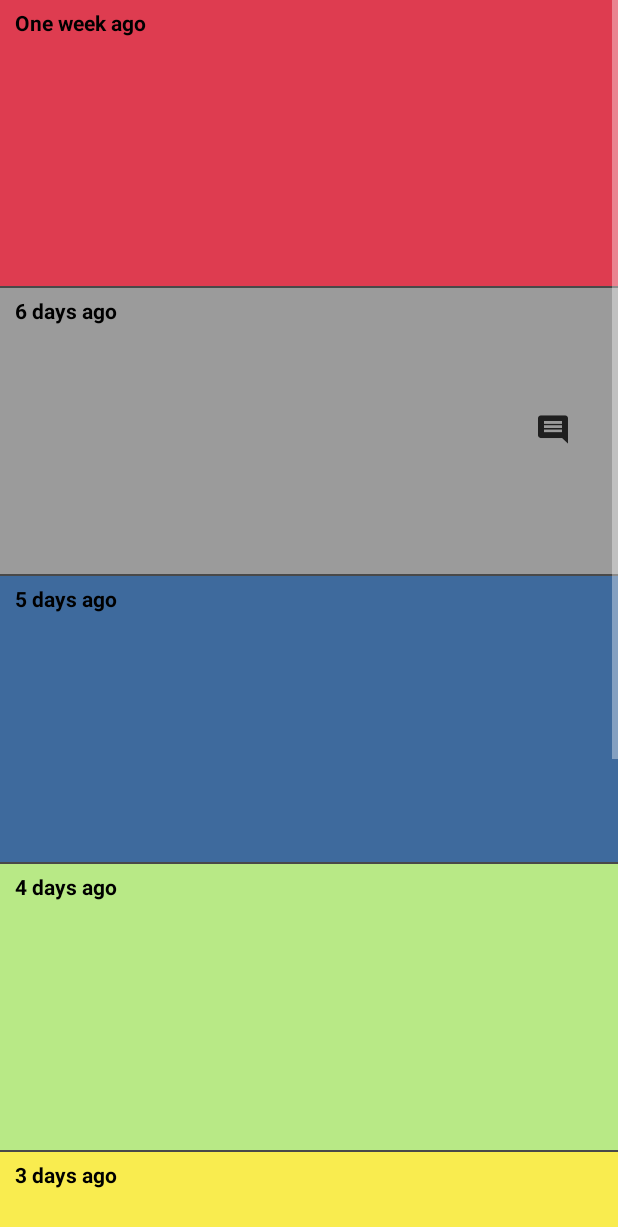
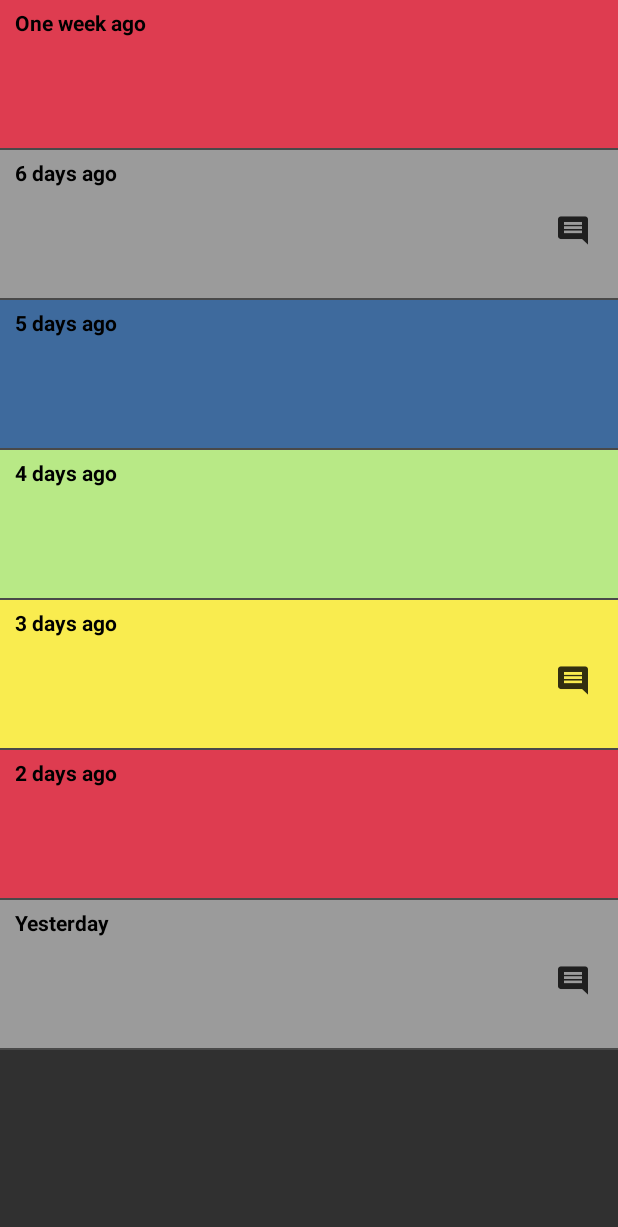
Before and after one commit to Aceman74/MoodTracker_P3, an Android app: the screen it shows after launch (HistoryActivity), after a tap on "Get your mood history on past 7 day !", on a phone screen of 412 x 824 dp. Shown: the top 1227 px of the screen. Run offline under Robolectric (Android 15) with nearby library versions, the phone set to English and light mode, and no system bars; our stand-ins replace ButterKnife; 3 other taps on this screen came first.

Commit message:
Optimized savelist (no more String, only int), onclick binding, swipe changed, multiple names changed, note position on history adapted.

```diff
--- a/app/src/main/java/com/aceman/moodtracker/controller/HistoryActivity.java
+++ b/app/src/main/java/com/aceman/moodtracker/controller/HistoryActivity.java
@@ -40,14 +40,21 @@ public class HistoryActivity extends AppCompatActivity {
     protected void onCreate(Bundle savedInstanceState) {
         super.onCreate(savedInstanceState);
         loadData();
-        getSharedPreferences("MoodSave", MODE_PRIVATE);
         setContentView(R.layout.adapter_history);
         ButterKnife.bind(this);
         System.out.println("HistoryActivity:onCreate()");
         mMoodDayListView.setAdapter(new HistoryAdapter(this, mMoodSaveList.subList(0,7)));    // To get only 7 days
+    }
 
+    /**
+     * Added a sliding animation when back button is pressed.
+     */
+    @Override
+    public void onBackPressed() {
+        super.onBackPressed();
+        overridePendingTransition(R.anim.slide_in_top_left, R.anim.slide_out_top_left);
+    }
 
-    }
     /**
      * Load the mood List.
      */
@@ -63,47 +70,4 @@ public class HistoryActivity extends AppCompatActivity {
         }
     }
 
-    /**
-     * Added a sliding animation when back button is pressed.
-     */
-    @Override
-    public void onBackPressed() {
-        super.onBackPressed();
-        overridePendingTransition(R.anim.slide_in_top_left, R.anim.slide_out_top_left);
-    }
-
-    @Override
-    protected void onStart() {
-        super.onStart();
-
-        out.println("HistoryActivity::onStart()");
-    }
-
-    @Override
-    protected void onResume() {
-        super.onResume();
-
-        out.println("HistoryActivity::onResume()");
-    }
-
-    @Override
-    protected void onPause() {
-        super.onPause();
-
-        out.println("HistoryActivity::onPause()");
-    }
-
-    @Override
-    protected void onStop() {
-        super.onStop();
-
-        out.println("HistoryActivity::onStop()");
-    }
-
-    @Override
-    protected void onDestroy() {
-        super.onDestroy();
-
-        out.println("HistoryActivity::onDestroy()");
-    }
 }
--- a/app/src/main/java/com/aceman/moodtracker/controller/MainActivity.java
+++ b/app/src/main/java/com/aceman/moodtracker/controller/MainActivity.java
@@ -1,11 +1,11 @@
 package com.aceman.moodtracker.controller;
 
+import android.annotation.SuppressLint;
 import android.content.Intent;
 import android.content.SharedPreferences;
 import android.media.MediaPlayer;
 import android.os.Bundle;
 import android.support.v7.app.AppCompatActivity;
-import android.view.MotionEvent;
 import android.view.View;
 import android.view.animation.Animation;
 import android.view.animation.AnimationUtils;
@@ -16,6 +16,7 @@ import android.widget.Toast;
 import com.aceman.moodtracker.R;
 import com.aceman.moodtracker.model.MoodSave;
 import com.aceman.moodtracker.model.NoteMaker;
+import com.aceman.moodtracker.model.OnSwipeTouchListener;
 import com.google.gson.Gson;
 import com.google.gson.reflect.TypeToken;
 
@@ -26,11 +27,12 @@ import java.util.List;
 import butterknife.BindString;
 import butterknife.BindView;
 import butterknife.ButterKnife;
+import butterknife.OnClick;
 
+import static com.aceman.moodtracker.model.MoodSave.getToday;
 import static com.aceman.moodtracker.model.NoteMaker.mAddNote;
 import static com.aceman.moodtracker.model.NoteMaker.mIsNote;
-import static com.aceman.moodtracker.model.MoodSave.getToday;
-import static java.lang.System.out;
+
 /**
  ** MoodTracker<br>
  * Version 1.0<br>
@@ -39,13 +41,13 @@ import static java.lang.System.out;
  * - Smiley (center) who save the actual mood<br>
  * - Note (bot left) who add a note with the mood<br>
  * - History for seeing history on 7 days<br>
+ *   mMood: 0 Very Bad, 1 Bad, 2 Normal, 3 Happy, 4 Very Happy<br>
  *
 
  * @author Aceman
  */
 public class MainActivity extends AppCompatActivity {
 
-    private float x1, x2, y1, y2;
     @BindView(R.id.activity_main_frame) FrameLayout mFrame;
     @BindView(R.id.activity_main_smiley_btn) ImageButton mSmiley;
     @BindView(R.id.activity_main_note_btn) ImageButton mNote;
@@ -62,96 +64,112 @@ public class MainActivity extends AppCompatActivity {
     @BindString(R.string.mood_very_happy) String mMoodVeryHappy;
     private List<MoodSave> mMoodSaveList;
     public int mLastDay;
-    private String mMood = "Happy";
+    private int mMood = 3;
+    private String mMoodLang;
     private MediaPlayer mSound;
-    private int mCurrentPos = 3;
+    private Animation mShake;
+    private Animation mPulse;
+    private Animation mFadeIn;
 
     /**
      * Setting the Main mood view, with smileys and buttons.
      * @param savedInstanceState saved instance
      */
+    @SuppressLint("ClickableViewAccessibility")
     @Override
     protected void onCreate(Bundle savedInstanceState) {
         super.onCreate(savedInstanceState);
         setContentView(R.layout.activity_main);
         ButterKnife.bind(this);
-        System.out.println("MainActivity:onCreate()");
-        final Animation shake = AnimationUtils.loadAnimation(getApplicationContext(),R.anim.shake_anim);    // anim on smiley click
-        setMoodSwipe();
+        mShake = AnimationUtils.loadAnimation(getApplicationContext(),R.anim.shake_anim);    // Smiley onclick animation
+        mPulse = AnimationUtils.loadAnimation(getApplicationContext(),R.anim.pulse_effect);    //  Share btn pulse effect
+        mFadeIn = AnimationUtils.loadAnimation(getApplicationContext(),R.anim.fade_in);    //  Smoother transition
+        setMoodOnSwipe();
         loadData();
 
-        mSmiley.setOnClickListener(v -> {
+        mFrame.setOnTouchListener(new OnSwipeTouchListener(this) {      //  Swipe listener
+            @Override
+            public void onSwipeDown() {
+                if(mMood > 0) {
+                    mMood--;
+                }
+                swipeAnim();
+            }
+            public void onSwipeUp() {
+                if(mMood < 4){
+                    mMood++;
+                }
+                swipeAnim();
+            }
+        });
+    }
+
+    /**
+     * Click on Smiley center
+     */
+    @OnClick(R.id.activity_main_smiley_btn)
+    void onClickSmiley(){
         mMoodSaveList.remove(7);
         mMoodSaveList.add(7, new MoodSave(getToday(),mMood, mIsNote,mAddNote)); // Temporary save slot
         saveData();
         mShare.setClickable(true);
         mShare.setVisibility(View.VISIBLE);
-            Animation pulse = AnimationUtils.loadAnimation(getApplicationContext(),R.anim.pulse_effect);    //  Share btn anim
-            mShare.startAnimation(pulse);
+        mShare.startAnimation(mPulse);
         mSound.start();    // sound on smiley click
-            mSmiley.startAnimation(shake);  // anim on smiley click
+        mSmiley.startAnimation(mShake);  // anim on smiley click
         Toast.makeText(getApplication(),mSavedString,Toast.LENGTH_SHORT ).show();
-        });
+    }
 
-        mNote.setOnClickListener(v -> {
-            NoteMaker newNote = new NoteMaker(MainActivity.this);
-            newNote.buidNotePopup();    // add a daily comment
-        });
-
-        mHistory.setOnClickListener(v -> {
+    /**
+     * Click on History button
+     * @see HistoryActivity
+     */
+    @OnClick(R.id.activity_main_history_btn)
+    void onClickHistory(){
         Intent HistoryActivity = new Intent(getApplicationContext(), HistoryActivity.class);
         startActivity(HistoryActivity); // show history
         overridePendingTransition(R.anim.slide_in_bot_right, R.anim.slide_out_bot_right);
-        });
-
-        mShare.setOnClickListener(v -> shareClick()); // share btn
     }
 
     /**
-     * Share method button who shows after a click on the smiley with French mood MoodFr
+     * Click on Note button
+     * @see NoteMaker
+     */
+    @OnClick(R.id.activity_main_note_btn)
+    void onClickNote(){
+        NoteMaker newNote = new NoteMaker(MainActivity.this);
+        newNote.buidNotePopup();    // add a daily comment
+    }
+
+    /**
+     * Click on Share button after mood selected
+     */
+    @OnClick(R.id.activity_main_share)
+    void onClickShare(){
+        shareClick();   // share btn
+    }
+
+    /**
+     * Method to initiate/stop animations and sound on swipe
+     */
+    void swipeAnim(){
+        mSound.stop();  // stop sound created with swipe movement
+        mSound.release();
+        setMoodOnSwipe(); // Set the mood view
+        mSmiley.startAnimation(mFadeIn);
+        mFrame.startAnimation(mFadeIn);
+    }
+
+    /**
+     * Share method button who shows after a click on the smiley
      */
     private void shareClick() {
         Intent sharingIntent = new Intent(android.content.Intent.ACTION_SEND);
         sharingIntent.setType("text/plain");
-        String shareBody = mShareString_1 + " "+mMood+" " + mShareString_2 ;
+        String shareBody = mShareString_1 + " "+mMoodLang+" " + mShareString_2 ;
         sharingIntent.putExtra(android.content.Intent.EXTRA_SUBJECT, mMyMoodString);
         sharingIntent.putExtra(android.content.Intent.EXTRA_TEXT, shareBody);
         startActivity(Intent.createChooser(sharingIntent, "Share via"));
-    }
-
-    /**
-     * Swipe event for up and down.
-     * @param swipeEvent get the movement
-     * @return better mood if swipe up, worst if swipe down
-     */
-    @Override
-    public boolean onTouchEvent(MotionEvent swipeEvent) {   // swipe animations
-        switch (swipeEvent.getAction()){
-            case MotionEvent.ACTION_DOWN:
-                // x1 = swipeEvent.getX();
-                y1 = swipeEvent.getY();
-                break;
-
-            case MotionEvent.ACTION_UP:
-                // x2 = swipeEvent.getX();
-                y2 = swipeEvent.getY();
-                // if swipe up
-                if(y2<y1 && mCurrentPos < 4){
-                    mCurrentPos++;
-                }
-                // if swipe down
-                if(y2>y1 && mCurrentPos > 0){
-                    mCurrentPos--;
-                }
-                break;
-        }
-        mSound.stop();  // stop sound created with swipe movement
-        mSound.release();
-        setMoodSwipe(); // Set the mood view
-        Animation fadein = AnimationUtils.loadAnimation(getApplicationContext(),R.anim.fade_in);    //  Smoother transition
-        mSmiley.startAnimation(fadein);
-        mFrame.startAnimation(fadein);
-        return super.onTouchEvent(swipeEvent);
     }
 
     /**
@@ -206,22 +224,22 @@ public class MainActivity extends AppCompatActivity {
     protected void listCreate(){
         if(mMoodSaveList == null){
             mMoodSaveList = new ArrayList<>();
-            mMoodSaveList.add(0,new MoodSave(getToday()-7,"Very Bad", false,null));
-            mMoodSaveList.add(1,new MoodSave(getToday()-6,"Bad", true,"Mauvaise journée!"));
-            mMoodSaveList.add(2,new MoodSave(getToday()-5,"Normal", false,null));
-            mMoodSaveList.add(3,new MoodSave(getToday()-4,"Happy", false,null));
-            mMoodSaveList.add(4,new MoodSave(getToday()-3,"Very Happy", true,"Belle Journée!!"));
-            mMoodSaveList.add(5,new MoodSave(getToday()-2,"Happy", false,null));
-            mMoodSaveList.add(6,new MoodSave(getToday()-1,"Very Bad", true,"Grrr quel mauvais temps..."));
-            mMoodSaveList.add(7,new MoodSave(getToday(),"Happy", false,null));
+            mMoodSaveList.add(0,new MoodSave(getToday()-7,0, false,null));
+            mMoodSaveList.add(1,new MoodSave(getToday()-6,1, true,"Mauvaise journée!"));
+            mMoodSaveList.add(2,new MoodSave(getToday()-5,2, false,null));
+            mMoodSaveList.add(3,new MoodSave(getToday()-4,3, false,null));
+            mMoodSaveList.add(4,new MoodSave(getToday()-3,4, true,"Belle Journée!!"));
+            mMoodSaveList.add(5,new MoodSave(getToday()-2,0, false,null));
+            mMoodSaveList.add(6,new MoodSave(getToday()-1,1, true,"Grrr quel mauvais temps..."));
+            mMoodSaveList.add(7,new MoodSave(getToday(),3, false,null));
             saveData();
         }
     }
 
     /**
      * Move items on past 7 day if it is a new day.<br>
-     *     + fix (do while) if app is not launched everyday!
-     * <mark>(note: may cause problem if launch from 1st January to 7th)</mark>
+     *     + fix (do while) if app is not launched everyday!<br>
+     * <mark>(note: works if launch from 1st January to 7th)</mark>
      */
     protected void saveMover(){
         int today = getToday();
@@ -240,7 +258,7 @@ public class MainActivity extends AppCompatActivity {
                 mMoodSaveList.set(5, mMoodSaveList.get(6));
                 mMoodSaveList.set(6, mMoodSaveList.get(7));
                 mMoodSaveList.remove(7);
-                mMoodSaveList.add(7,new MoodSave(today- dayleft,"Happy", false,null));
+                mMoodSaveList.add(7,new MoodSave(today- dayleft,3, false,null));
                 mLastDay++;
                 dayleft--;
             }
@@ -249,39 +267,40 @@ public class MainActivity extends AppCompatActivity {
     }
 
     /**
-     * Get the mCurrentPos value to set the mood to show w/ each sound, smiley and background.
+     * Get the mCurrentPos value to set the mood to show w/ each sound, smiley and background.<br>
+     * mMoodLang is only for sharing content.
      */
-    protected void setMoodSwipe(){
-        if(mCurrentPos <= 4 && mCurrentPos >= 0){
+    protected void setMoodOnSwipe(){
+        if(mMood <= 4 && mMood >= 0){
 
-            switch (mCurrentPos){
+            switch (mMood){
 
                 case 0:
-                    mMood = mMoodVeryBad;
+                    mMoodLang = mMoodVeryBad;
                     mFrame.setBackgroundResource(R.color.faded_red);
                     mSmiley.setImageResource(R.drawable.smiley_sad);
                     mSound = MediaPlayer.create(this,R.raw.very_bad);
                     break;
                 case 1:
-                    mMood = mMoodBad;
+                    mMoodLang = mMoodBad;
                     mFrame.setBackgroundResource(R.color.warm_grey);
                     mSmiley.setImageResource(R.drawable.smiley_disappointed);
                     mSound = MediaPlayer.create(this,R.raw.bad);
                     break;
                 case 2:
-                    mMood = mMoodNormal;
+                    mMoodLang = mMoodNormal;
                     mFrame.setBackgroundResource(R.color.cornflower_blue_65);
                     mSmiley.setImageResource(R.drawable.smiley_normal);
                     mSound = MediaPlayer.create(this,R.raw.normal);
                     break;
                 case 3:
-                    mMood = mMoodHappy;
+                    mMoodLang = mMoodHappy;
                     mFrame.setBackgroundResource(R.color.light_sage);
                     mSmiley.setImageResource(R.drawable.smiley_happy);
                     mSound = MediaPlayer.create(this,R.raw.happy);
                     break;
                 case 4:
-                    mMood = mMoodVeryHappy;
+                    mMoodLang = mMoodVeryHappy;
                     mFrame.setBackgroundResource(R.color.banana_yellow);
                     mSmiley.setImageResource(R.drawable.smiley_super_happy);
                     mSound = MediaPlayer.create(this,R.raw.very_happy);
@@ -290,34 +309,4 @@ public class MainActivity extends AppCompatActivity {
             }
         }
     }
-
-    @Override
-    protected void onStart() {
-        super.onStart();
-        out.println("MainActivity::onStart()");
 }
-
-    @Override
-    protected void onResume() {
-        super.onResume();
-        out.println("MainActivity::onResume()");
-    }
-
-    @Override
-    protected void onPause() {
-        super.onPause();
-        out.println("MainActivity::onPause()");
-    }
-
-    @Override
-    protected void onStop() {
-        super.onStop();
-        out.println("MainActivity::onStop()");
-    }
-
-    @Override
-    protected void onDestroy() {
-        super.onDestroy();
-        out.println("MainActivity::onDestroy()");
-    }
-}
--- a/app/src/main/java/com/aceman/moodtracker/model/HistoryAdapter.java
+++ b/app/src/main/java/com/aceman/moodtracker/model/HistoryAdapter.java
@@ -34,9 +34,9 @@ public class HistoryAdapter extends BaseAdapter {
     private LayoutInflater inflater;
     private List<MoodSave> mHistoryViewerList;
 
-    public HistoryAdapter(Context context, List<MoodSave> HistoryViewerList){
+    public HistoryAdapter(Context context, List<MoodSave> historyViewerList){
         this.context = context;
-        this.mHistoryViewerList = HistoryViewerList;
+        this.mHistoryViewerList = historyViewerList;
         this.inflater = LayoutInflater.from(context);
     }
 
@@ -82,18 +82,16 @@ public class HistoryAdapter extends BaseAdapter {
 
         if(view==null) {
             view = inflater.inflate(R.layout.activity_history, null);
-            // well set up the ViewHolder
             holder = new ViewHolder(view);
             view.setTag(holder);
-        }else
+        } else
         {
             holder = (ViewHolder) view.getTag();
-
         }
 
         MoodSave actualItem = (MoodSave) getItem(i);
         int Day = actualItem.getDay();
-        String Mood = actualItem.getMood();
+        int Mood = actualItem.getMood();
         boolean Note = actualItem.getNote();
         String NoteWrite = actualItem.getAddNote();
         // TextView MoodView = view.findViewById(R.id.history_mood_text); // Used for testing
@@ -101,8 +99,6 @@ public class HistoryAdapter extends BaseAdapter {
         // DayView.setText(Day);     // Used for testing
         // MoodView.setText(Mood);   // Used for testing
         setDayOfWeek(Day,holder.DayView,holder);
-        holder.DayView.setHeight(90);
-        holder.NoteBtn.setPadding(0,0,50,130);
         noteShow(Note,NoteWrite,holder.NoteBtn);
         moodColorBack(Mood,holder.HistoryBack);
         return view;
@@ -130,72 +126,65 @@ public class HistoryAdapter extends BaseAdapter {
 
     /**
      * Set the background color for moods.
-     * @param Mood get the mood saved
-     * @param HistoryBack set the background color for the mood
+     * @param mood get the mood saved
+     * @param historyBack set the background color for the mood
      */
-    private void moodColorBack(String Mood, LinearLayout HistoryBack) {
+    private void moodColorBack(int mood, LinearLayout historyBack) {
 
-        if(Mood!=null){
-            switch (Mood){
-                case "Happy":
-                    HistoryBack.setBackgroundResource(R.color.light_sage);
+            switch (mood){
+                case 0: historyBack.setBackgroundResource(R.color.faded_red);
                     break;
-                case "Very Happy":
-                    HistoryBack.setBackgroundResource(R.color.banana_yellow);
+                case 1: historyBack.setBackgroundResource(R.color.warm_grey);
                     break;
-                case "Normal":
-                    HistoryBack.setBackgroundResource(R.color.cornflower_blue_65);
+                case 2: historyBack.setBackgroundResource(R.color.cornflower_blue_65);
                     break;
-                case "Bad":
-                    HistoryBack.setBackgroundResource(R.color.warm_grey);
+                case 3: historyBack.setBackgroundResource(R.color.light_sage);
                     break;
-                case "Very Bad":
-                    HistoryBack.setBackgroundResource(R.color.faded_red);
+                case 4: historyBack.setBackgroundResource(R.color.banana_yellow);
                     break;
-                default:
-                    HistoryBack.setBackgroundResource(R.color.banana_yellow);
+                default: historyBack.setBackgroundResource(R.color.colorPrimaryDark);
             }
         }
-    }
+
 
     /**
      * Show day note if there is one.
-     * @param Note boolean to return a note
-     * @param NoteWrite the string containing the note
-     * @param NoteBtn show or hide the note button
+     * @param mNote boolean to return a note
+     * @param noteWrite the string containing the note
+     * @param noteBtn show or hide the note button
      */
-    private void noteShow(boolean Note, final String NoteWrite, ImageButton NoteBtn){
+    private void noteShow(boolean mNote, final String noteWrite, ImageButton noteBtn){
 
-        if(Note == false){
-            NoteBtn.setVisibility(View.INVISIBLE);
-            NoteBtn.setClickable(false);
-        }else{ NoteBtn.setOnClickListener(v ->
-                Toast.makeText(context,NoteWrite,Toast.LENGTH_LONG).show());
+        if(!mNote){
+            noteBtn.setVisibility(View.INVISIBLE);
+            noteBtn.setClickable(false);
+        }else{ noteBtn.setOnClickListener(v ->
+                Toast.makeText(context, noteWrite, Toast.LENGTH_LONG).show());
         }
     }
 
     /**
      * Set the day of each cell for history.
      * @param Day get the day save in the List
-     * @param DayView set the day in String
+     * @param dayView set the day in String
      * @see MoodSave#getToday()
      */
-    private void setDayOfWeek(int Day, TextView DayView, ViewHolder holder ){
+    private void setDayOfWeek(int Day, TextView dayView, ViewHolder holder ){
 
         if(Day == getToday()-1){
-            DayView.setText(holder.mYesterday);
+            dayView.setText(holder.mYesterday);
         }if(Day == getToday()-2){
-            DayView.setText(holder.mTwoDays);
+            dayView.setText(holder.mTwoDays);
         }if(Day == getToday()-3){
-            DayView.setText(holder.mThreeDays);
+            dayView.setText(holder.mThreeDays);
         }if(Day == getToday()-4){
-            DayView.setText(holder.mFourDays);
+            dayView.setText(holder.mFourDays);
         }if(Day == getToday()-5){
-            DayView.setText(holder.mFiveDays);
+            dayView.setText(holder.mFiveDays);
         }if(Day == getToday()-6){
-            DayView.setText(holder.mSixDays);
+            dayView.setText(holder.mSixDays);
         }if(Day == getToday()-7){
-            DayView.setText(holder.mOneWeek);
+            dayView.setText(holder.mOneWeek);
         }
     }
 }
--- a/app/src/main/java/com/aceman/moodtracker/model/MoodSave.java
+++ b/app/src/main/java/com/aceman/moodtracker/model/MoodSave.java
@@ -14,21 +14,21 @@ import java.util.Calendar;
 public class MoodSave {
 
     private int mDay;
-    private String mMood;
+    private int mMood;
     private boolean mNote;
     private String mAddNote;
 
     /**
      * Setting the informations to save.
-     * @param Day Actual day
-     * @param Mood actual screen mood
-     * @param Note boolean check for note added
+     * @param day Actual day
+     * @param mood actual screen mood
+     * @param note boolean check for note added
      * @param AddNote note as String
      */
-    public MoodSave(int Day , String Mood, boolean Note, String AddNote){
-        this.mDay = Day;
-        this.mMood = Mood;
-        this.mNote = Note;
+    public MoodSave(int day , int mood, boolean note, String AddNote){
+        this.mDay = day;
+        this.mMood = mood;
+        this.mNote = note;
         this.mAddNote = AddNote;
     }
 
@@ -36,7 +36,7 @@ public class MoodSave {
         return mDay;
     }
 
-    String getMood(){
+    int getMood(){
         return mMood;
     }
 
--- a/app/src/main/res/layout/activity_history.xml
+++ b/app/src/main/res/layout/activity_history.xml
@@ -9,6 +9,7 @@
     android:layout_weight="5"
     android:layout_gravity="start"
     xmlns:android="http://schemas.android.com/apk/res/android">
+
     <TextView
         android:id="@+id/history_day_text"
         android:layout_width="wrap_content"
@@ -20,6 +21,7 @@
         android:textStyle="bold"
         android:layout_marginStart="10dp"
         android:layout_marginTop="5dp"/>
+
     <TextView
         android:id="@+id/history_mood_text"
         android:layout_width="wrap_content"
@@ -34,6 +36,9 @@
         android:layout_height="wrap_content"
         android:layout_gravity="end|center_vertical"
         android:src="@drawable/ic_comment_black_48px"
+        android:layout_marginEnd="20dp"
+        android:layout_marginBottom="35dp"
         android:background="@android:color/transparent"
         android:layout_weight="1"/>
+
 </LinearLayout>
--- a/app/src/main/res/layout/adapter_history.xml
+++ b/app/src/main/res/layout/adapter_history.xml
@@ -2,7 +2,7 @@
 
 <LinearLayout
     xmlns:android="http://schemas.android.com/apk/res/android"
-    android:id="@+id/mood_color"
+    android:id="@+id/mood_color_listview"
     android:layout_width="match_parent"
     android:layout_height="match_parent"
     android:orientation="vertical">
```
Also changed, not shown: app/src/main/java/com/aceman/moodtracker/model/NoteMaker.java (+7 -4 lines), app/src/main/java/com/aceman/moodtracker/model/OnSwipeTouchListener.java (added, +77 -0 lines). Lines whose indentation alone changed are shown as unchanged.
